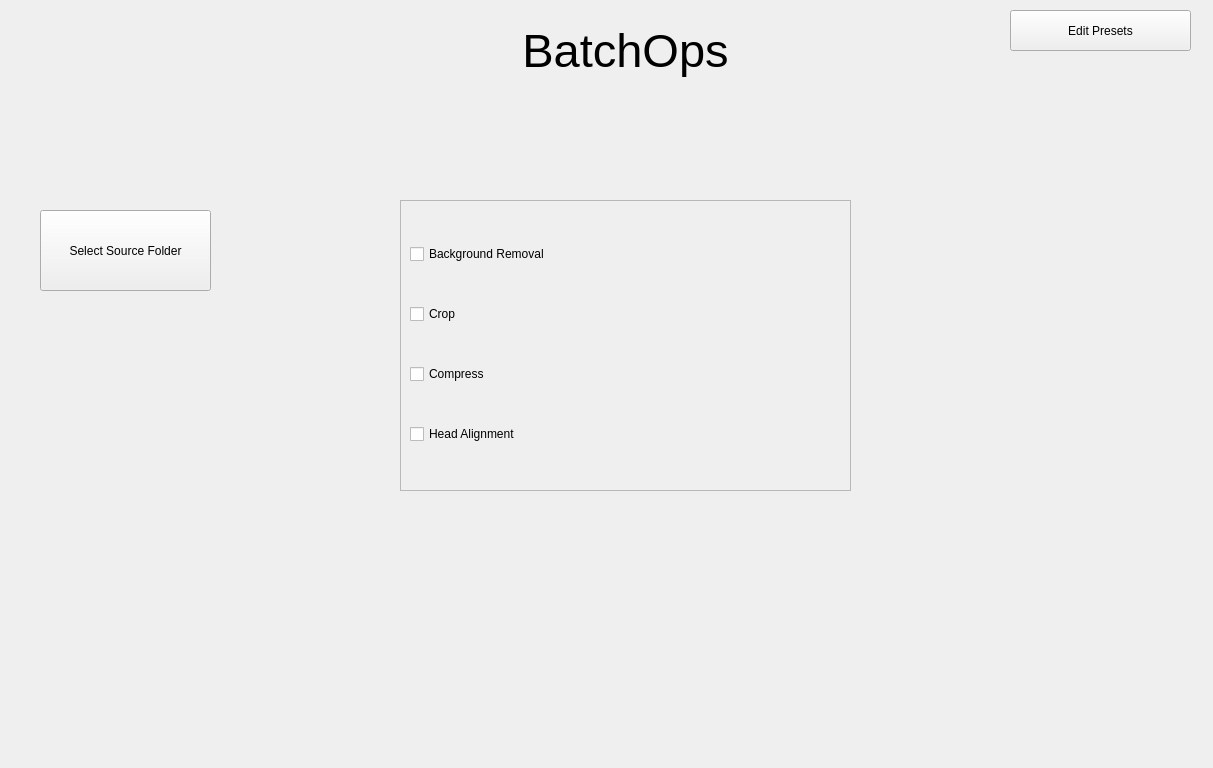
Above: form.ui from frogstarbop/BatchOps before the change. Below: the same form after it.
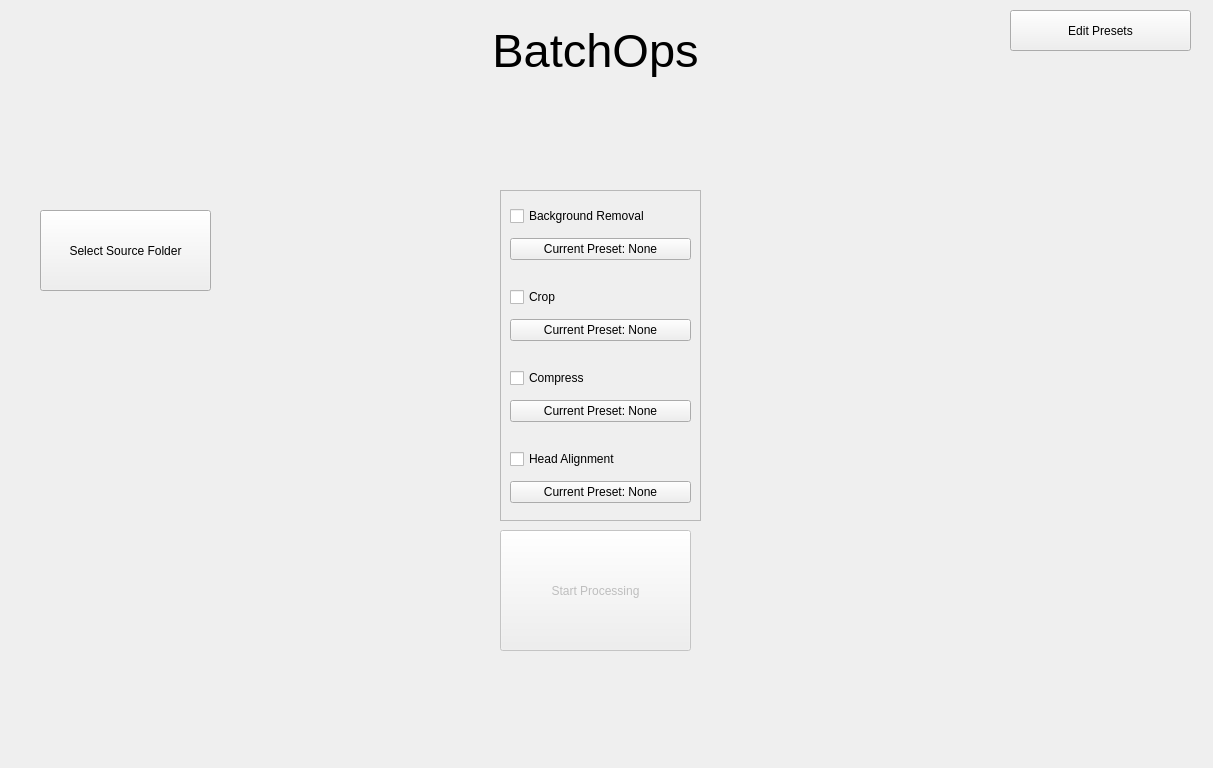
That is the form after the change. Icons and pictures are not drawn.

Commit message: Add a whole bunch more buttons and connect the click methods

```diff
--- a/form.ui
+++ b/form.ui
@@ -2,6 +2,9 @@
 <ui version="4.0">
  <class>Widget</class>
  <widget class="QWidget" name="Widget">
+  <property name="enabled">
+   <bool>true</bool>
+  </property>
   <property name="geometry">
    <rect>
     <x>0</x>
@@ -29,7 +32,7 @@
   <widget class="QLabel" name="label">
    <property name="geometry">
     <rect>
-     <x>440</x>
+     <x>410</x>
      <y>20</y>
      <width>371</width>
      <height>61</height>
@@ -85,10 +88,10 @@
   <widget class="QScrollArea" name="scrollArea">
    <property name="geometry">
     <rect>
-     <x>400</x>
-     <y>200</y>
-     <width>451</width>
-     <height>291</height>
+     <x>500</x>
+     <y>190</y>
+     <width>201</width>
+     <height>331</height>
     </rect>
    </property>
    <property name="widgetResizable">
@@ -99,8 +102,8 @@
      <rect>
       <x>0</x>
       <y>0</y>
-      <width>449</width>
-      <height>289</height>
+      <width>199</width>
+      <height>329</height>
      </rect>
     </property>
     <layout class="QVBoxLayout" name="verticalLayout">
@@ -112,29 +115,121 @@
       </widget>
      </item>
      <item>
-      <widget class="QCheckBox" name="checkBox_4">
+      <widget class="QPushButton" name="presetsBackground">
+       <property name="text">
+        <string>Current Preset: None</string>
+       </property>
+      </widget>
+     </item>
+     <item>
+      <spacer name="verticalSpacer">
+       <property name="orientation">
+        <enum>Qt::Orientation::Vertical</enum>
+       </property>
+       <property name="sizeType">
+        <enum>QSizePolicy::Policy::Fixed</enum>
+       </property>
+       <property name="sizeHint" stdset="0">
+        <size>
+         <width>20</width>
+         <height>15</height>
+        </size>
+       </property>
+      </spacer>
+     </item>
+     <item>
+      <widget class="QCheckBox" name="checkCrop">
        <property name="text">
         <string>Crop</string>
        </property>
       </widget>
      </item>
      <item>
-      <widget class="QCheckBox" name="checkBox_3">
+      <widget class="QPushButton" name="presetsCrop">
+       <property name="text">
+        <string>Current Preset: None</string>
+       </property>
+      </widget>
+     </item>
+     <item>
+      <spacer name="verticalSpacer_2">
+       <property name="orientation">
+        <enum>Qt::Orientation::Vertical</enum>
+       </property>
+       <property name="sizeType">
+        <enum>QSizePolicy::Policy::Fixed</enum>
+       </property>
+       <property name="sizeHint" stdset="0">
+        <size>
+         <width>20</width>
+         <height>15</height>
+        </size>
+       </property>
+      </spacer>
+     </item>
+     <item>
+      <widget class="QCheckBox" name="checkCompress">
        <property name="text">
         <string>Compress</string>
        </property>
       </widget>
      </item>
      <item>
-      <widget class="QCheckBox" name="checkBox">
+      <widget class="QPushButton" name="presetsCompress">
+       <property name="text">
+        <string>Current Preset: None</string>
+       </property>
+      </widget>
+     </item>
+     <item>
+      <spacer name="verticalSpacer_3">
+       <property name="orientation">
+        <enum>Qt::Orientation::Vertical</enum>
+       </property>
+       <property name="sizeType">
+        <enum>QSizePolicy::Policy::Fixed</enum>
+       </property>
+       <property name="sizeHint" stdset="0">
+        <size>
+         <width>20</width>
+         <height>15</height>
+        </size>
+       </property>
+      </spacer>
+     </item>
+     <item>
+      <widget class="QCheckBox" name="checkAlign">
        <property name="text">
         <string>Head Alignment</string>
        </property>
       </widget>
      </item>
+     <item>
+      <widget class="QPushButton" name="presetsAlign">
+       <property name="text">
+        <string>Current Preset: None</string>
+       </property>
+      </widget>
+     </item>
     </layout>
    </widget>
   </widget>
+  <widget class="QPushButton" name="startButton">
+   <property name="enabled">
+    <bool>false</bool>
+   </property>
+   <property name="geometry">
+    <rect>
+     <x>500</x>
+     <y>530</y>
+     <width>191</width>
+     <height>121</height>
+    </rect>
+   </property>
+   <property name="text">
+    <string>Start Processing</string>
+   </property>
+  </widget>
  </widget>
  <resources/>
  <connections/>
```
Left out of the diff: 8 changed lines with no effect on the pictures. The commit also changes 1 other file.
